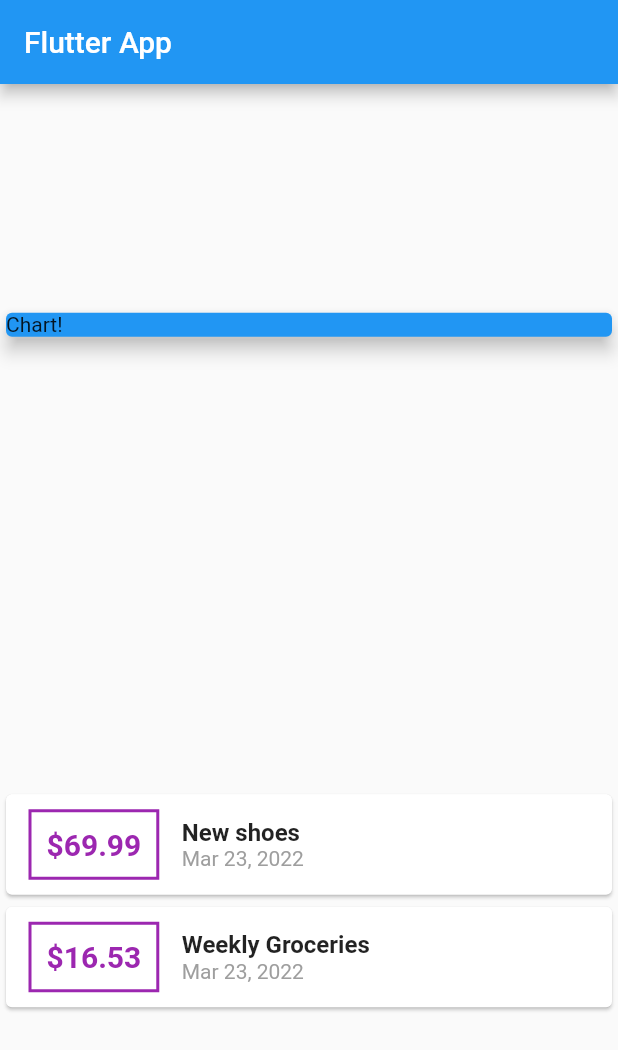
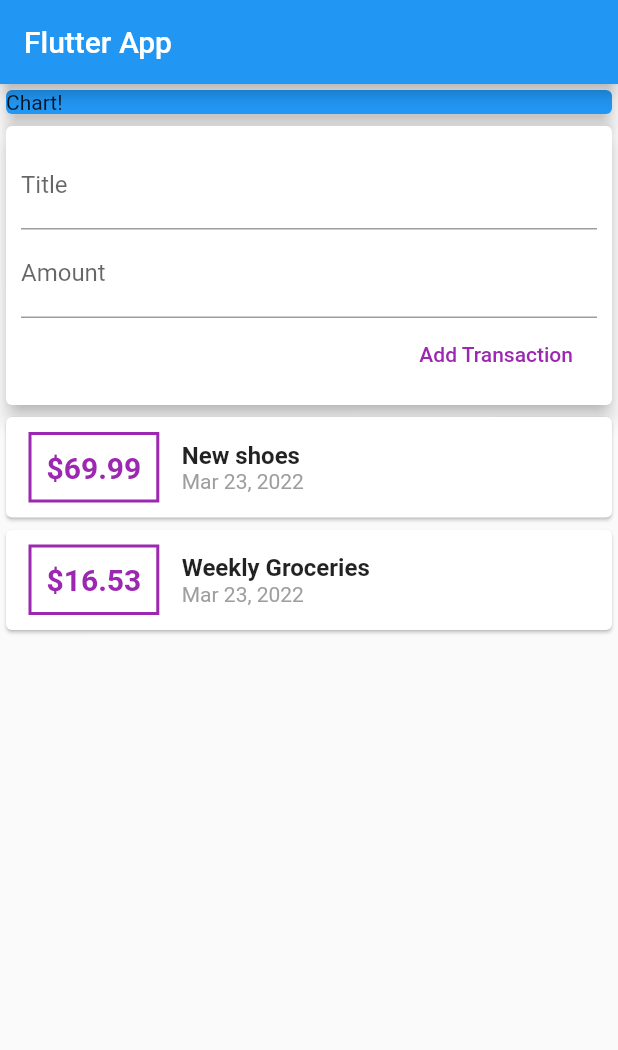
Before and after one commit to fede3mmanuel/flutterexpensesapp, a Flutter app: the screen it shows after launch, on a phone screen of 412 x 824 dp. Shown: the top 1050 px of the screen. Run offline on Flutter 3.47's test engine with Material 2 defaults, Android fonts, the phone set to English and light mode, and no system bars.

Commit message:
Adding Text Input Widgets (TextField)

```diff
--- a/lib/main.dart
+++ b/lib/main.dart
@@ -38,7 +38,7 @@
         title: Text('Flutter App'),
       ),
       body: Column(
-        mainAxisAlignment: MainAxisAlignment.spaceAround,
+        // mainAxisAlignment: MainAxisAlignment.start,
         crossAxisAlignment: CrossAxisAlignment.stretch,
         children: <Widget>[
           Container(
@@ -47,6 +47,28 @@
               color: Colors.blue,
               child: Text('Chart!'),
               elevation: 5,
+            ),
+          ),
+          Card(
+            elevation: 5,
+            child: Container(
+              padding: EdgeInsets.all(10),
+              child: Column(
+                crossAxisAlignment: CrossAxisAlignment.end,
+                children: <Widget>[
+                  TextField(
+                    decoration: InputDecoration(labelText: 'Title'),
+                  ),
+                  TextField(
+                    decoration: InputDecoration(labelText: 'Amount'),
+                  ),
+                  FlatButton(
+                    child: Text('Add Transaction'),
+                    textColor: Colors.purple,
+                    onPressed: () {},
+                  ),
+                ],
+              ),
             ),
           ),
           Column(
```
